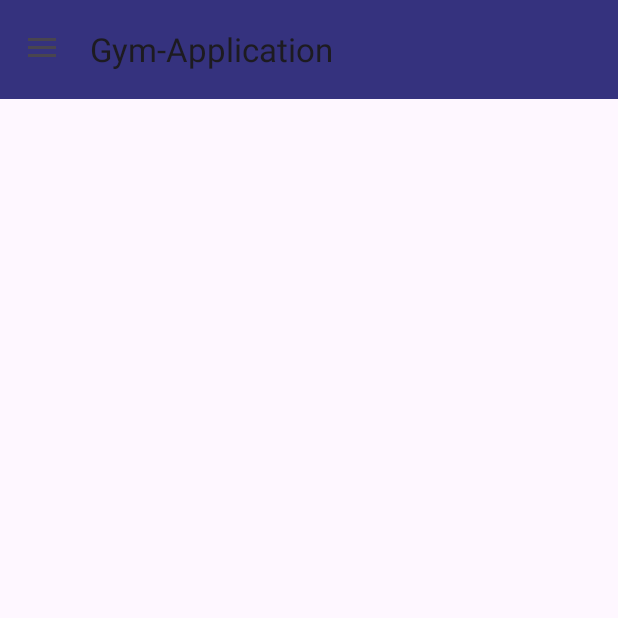
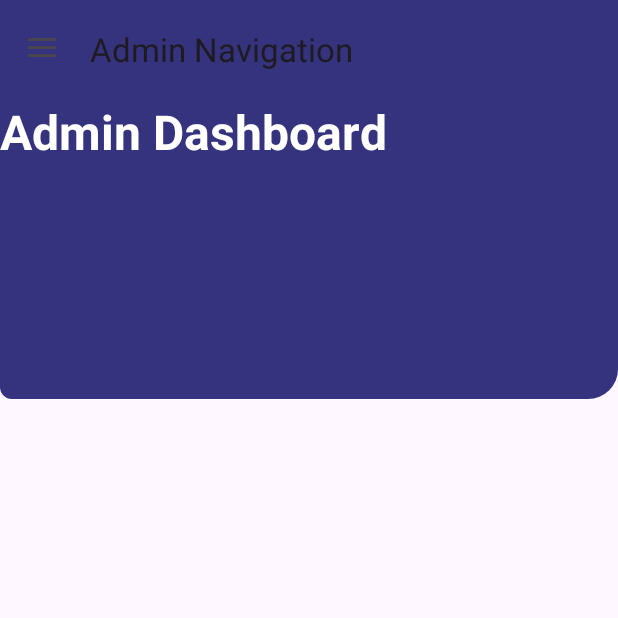
Before and after one commit to Rahul220344548/FinalYearProject, an Android app: the screen it shows after launch (AdminDashboardActivity), after a tap on "Home", on a phone screen of 412 x 824 dp, the top half of it. Run offline under Robolectric (Android 15) with nearby library versions, the light colour scheme and no system bars; 1 other tap on this screen came first.

Commit message:
fix logic for navigation fragments

```diff
--- a/app/src/main/java/com/example/gym_application/admin_view/AdminDashboardActivity.kt
+++ b/app/src/main/java/com/example/gym_application/admin_view/AdminDashboardActivity.kt
@@ -16,6 +16,7 @@ import androidx.drawerlayout.widget.DrawerLayout
 import androidx.fragment.app.Fragment
 import androidx.fragment.app.FragmentTransaction
 import com.example.gym_application.AccountFragment
+import com.example.gym_application.HomeFragment
 import com.example.gym_application.R
 import com.example.gym_application.admin_view.navigation_fragments.AdminClassesFragment
 import com.example.gym_application.admin_view.navigation_fragments.AdminHomeFragment
@@ -55,9 +56,7 @@ class AdminDashboardActivity : AppCompatActivity(), OnNavigationItemSelectedList
 
     override fun onNavigationItemSelected(item: MenuItem): Boolean {
         when(item.itemId) {
-            R.id.nav_home -> {
-                drawerLayout.closeDrawer(GravityCompat.START)
-            }
+            R.id.nav_home -> replaceFragment(AdminHomeFragment())
             R.id.nav_users -> replaceFragment(AdminUserFragment())
             R.id.nav_clases -> replaceFragment(AdminClassesFragment())
             R.id.nav_membership -> replaceFragment(AdminMembershipFragment())
@@ -69,13 +68,9 @@ class AdminDashboardActivity : AppCompatActivity(), OnNavigationItemSelectedList
     }
 
     private fun replaceFragment (fragment: Fragment) {
-        val container = findViewById<FrameLayout>(R.id.frame_container)
-        if (container == null) {
-            Log.e("FragmentError", "Frame container not found!")
-            return
-        }
+
         val transaction: FragmentTransaction = supportFragmentManager.beginTransaction()
-        transaction.replace(R.id.frame_container, fragment)
+        transaction.replace(R.id.fragment_container, fragment)
         transaction.commit()
 
     }
--- a/app/src/main/res/drawable/rounded_admin_nav_header.xml
+++ b/app/src/main/res/drawable/rounded_admin_nav_header.xml
@@ -1,5 +1,5 @@
 <?xml version="1.0" encoding="utf-8"?>
 <shape xmlns:android="http://schemas.android.com/apk/res/android">
     <solid android:color="@color/indigo"/>
-    <corners android:bottomLeftRadius="20dp" android:bottomRightRadius="20dp"/>
+    <corners android:bottomLeftRadius="8dp" android:bottomRightRadius="20dp"/>
 </shape>
--- a/app/src/main/res/layout/activity_admin_dashboard.xml
+++ b/app/src/main/res/layout/activity_admin_dashboard.xml
@@ -20,11 +20,7 @@
             android:layout_height="66dp"
             android:id="@+id/toolbar"
             android:elevation="4dp"
-            android:background="@color/indigo">
-
-
-        </androidx.appcompat.widget.Toolbar>
-
+            android:background="@color/indigo"/>
 
         <FrameLayout
             android:layout_width="match_parent"
@@ -38,7 +34,7 @@
         android:layout_height="match_parent"
         android:id="@+id/nav_view"
         android:layout_gravity="start"
-        app:headerLayout="@layout/admin_dashboard_nav_header"
+        app:headerLayout="@layout/admin_nav_header"
         app:menu="@menu/nav_menu"
         app:itemIconSize="35dp"
         />
--- a/app/src/main/res/layout/admin_dashboard_nav_header.xml
+++ b/app/src/main/res/layout/admin_nav_header.xml
@@ -2,7 +2,7 @@
 <LinearLayout xmlns:android="http://schemas.android.com/apk/res/android"
     android:orientation="vertical"
     android:layout_width="match_parent"
-    android:layout_height="240dp"
+    android:layout_height="176dp"
     android:background="@drawable/rounded_admin_nav_header"
     android:gravity="bottom"
     android:padding="20dp">
--- a/app/src/main/res/values/strings.xml
+++ b/app/src/main/res/values/strings.xml
@@ -1,5 +1,5 @@
 <resources>
-    <string name="app_name">Gym-Application</string>
+    <string name="app_name">Admin Navigation</string>
     <!-- TODO: Remove or change this placeholder text -->
     <string name="hello_blank_fragment">Hello blank fragment</string>
     <string name="open_admin_nav">Open Navigation Drawer</string>
--- a/app/src/main/res/values/styles.xml
+++ b/app/src/main/res/values/styles.xml
@@ -6,4 +6,8 @@
         <item name="android:textColor">@color/black</item>
     </style>
 
+    <style name="CustomToolbarTheme" parent="ThemeOverlay.AppCompat.Dark.ActionBar">
+        <item name="android:textColorPrimary">@color/white</item>
+        <item name="android:textColorSecondary">@color/white</item>
+    </style>
 </resources>
--- a/app/src/main/res/values/themes.xml
+++ b/app/src/main/res/values/themes.xml
@@ -2,7 +2,6 @@
     <!-- Base application theme. -->
     <style name="Base.Theme.GymApplication" parent="Theme.Material3.DayNight.NoActionBar">
         <!-- Customize your light theme here. -->
-        <!-- <item name="colorPrimary">@color/my_light_primary</item> -->
     </style>
 
     <style name="Theme.GymApplication" parent="Base.Theme.GymApplication" />
```
Also changed, not shown: app/src/main/java/com/example/gym_application/admin_view/TestFragment.kt (added, +60 -0 lines), app/src/main/res/layout/fragment_admin_home.xml (+2 -11 lines), app/src/main/res/layout/fragment_test.xml (added, +14 -0 lines).
